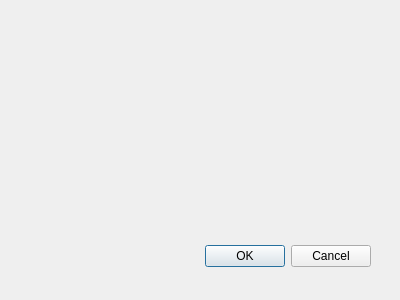
salutpp1177/Qt-Projet, file dialogajoutersoigneur.ui: the form before one commit.
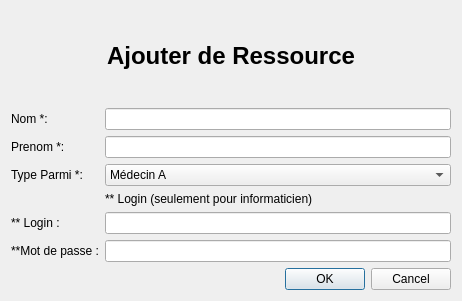
The form after the commit.

Diff of the .ui file:
```diff
--- a/dialogajoutersoigneur.ui
+++ b/dialogajoutersoigneur.ui
@@ -8,29 +8,140 @@
    <rect>
     <x>0</x>
     <y>0</y>
-    <width>400</width>
-    <height>300</height>
+    <width>462</width>
+    <height>301</height>
    </rect>
   </property>
   <property name="windowTitle">
    <string>Dialog</string>
   </property>
-  <widget name="buttonBox" class="QDialogButtonBox">
-   <property name="geometry">
-    <rect>
-     <x>30</x>
-     <y>240</y>
-     <width>341</width>
-     <height>32</height>
-    </rect>
-   </property>
-   <property name="orientation">
-    <enum>Qt::Horizontal</enum>
-   </property>
-   <property name="standardButtons">
-    <set>QDialogButtonBox::Cancel|QDialogButtonBox::Ok</set>
-   </property>
-  </widget>
+  <layout class="QVBoxLayout" name="verticalLayout">
+   <item>
+    <widget class="QLabel" name="title">
+     <property name="font">
+      <font>
+       <family>Arial</family>
+       <pointsize>18</pointsize>
+       <weight>75</weight>
+       <bold>true</bold>
+      </font>
+     </property>
+     <property name="text">
+      <string>&lt;html&gt;&lt;head/&gt;&lt;body&gt;&lt;p align=&quot;center&quot;&gt;Ajouter de Ressource&lt;/p&gt;&lt;/body&gt;&lt;/html&gt;</string>
+     </property>
+     <property name="scaledContents">
+      <bool>false</bool>
+     </property>
+    </widget>
+   </item>
+   <item>
+    <layout class="QFormLayout" name="formLayout">
+     <item row="0" column="0">
+      <widget class="QLabel" name="nom">
+       <property name="text">
+        <string>Nom *: </string>
+       </property>
+      </widget>
+     </item>
+     <item row="1" column="0">
+      <widget class="QLabel" name="prenom">
+       <property name="text">
+        <string>Prenom *:</string>
+       </property>
+      </widget>
+     </item>
+     <item row="1" column="1">
+      <widget class="QLineEdit" name="lineEdit_prenom"/>
+     </item>
+     <item row="2" column="0">
+      <widget class="QLabel" name="type">
+       <property name="text">
+        <string>Type Parmi *:</string>
+       </property>
+      </widget>
+     </item>
+     <item row="4" column="0">
+      <widget class="QLabel" name="login">
+       <property name="text">
+        <string>** Login :</string>
+       </property>
+      </widget>
+     </item>
+     <item row="4" column="1">
+      <widget class="QLineEdit" name="lineEdit_login"/>
+     </item>
+     <item row="5" column="0">
+      <widget class="QLabel" name="label_2">
+       <property name="text">
+        <string>**Mot de passe :</string>
+       </property>
+      </widget>
+     </item>
+     <item row="5" column="1">
+      <widget class="QLineEdit" name="lineEdit_mdp"/>
+     </item>
+     <item row="3" column="1">
+      <widget class="QLabel" name="label">
+       <property name="text">
+        <string>** Login (seulement pour informaticien)</string>
+       </property>
+      </widget>
+     </item>
+     <item row="0" column="1">
+      <widget class="QLineEdit" name="lineEdit_nom"/>
+     </item>
+     <item row="2" column="1">
+      <widget class="QComboBox" name="comboBox">
+       <item>
+        <property name="text">
+         <string>Médecin A</string>
+        </property>
+       </item>
+       <item>
+        <property name="text">
+         <string>Médecin B</string>
+        </property>
+       </item>
+       <item>
+        <property name="text">
+         <string>Radiologue</string>
+        </property>
+       </item>
+       <item>
+        <property name="text">
+         <string>Infirmière</string>
+        </property>
+       </item>
+       <item>
+        <property name="text">
+         <string>Kinésithérapeute</string>
+        </property>
+       </item>
+       <item>
+        <property name="text">
+         <string>Psychologue</string>
+        </property>
+       </item>
+       <item>
+        <property name="text">
+         <string>Informaticien</string>
+        </property>
+       </item>
+      </widget>
+     </item>
+    </layout>
+   </item>
+   <item>
+    <widget class="QDialogButtonBox" name="Ajouter">
+     <property name="orientation">
+      <enum>Qt::Horizontal</enum>
+     </property>
+     <property name="standardButtons">
+      <set>QDialogButtonBox::Cancel|QDialogButtonBox::Ok</set>
+     </property>
+    </widget>
+   </item>
+  </layout>
  </widget>
  <pixmapfunction/>
  <resources/>
```
Left out of the diff: 11 changed lines with no effect on the pictures.
